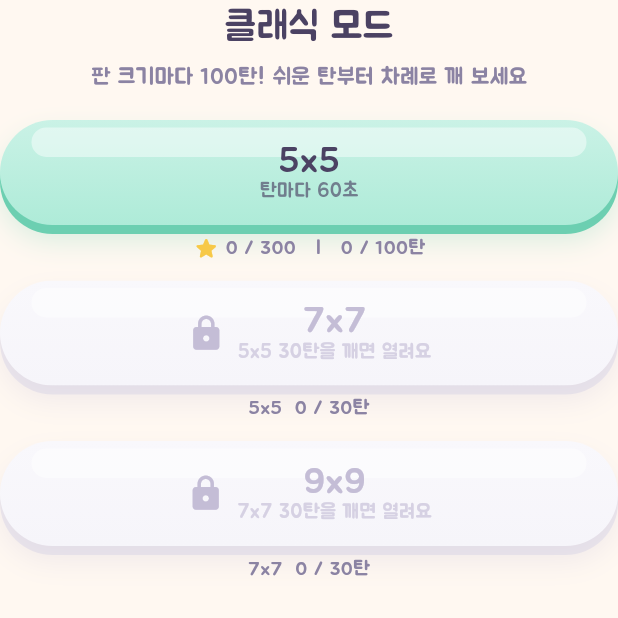
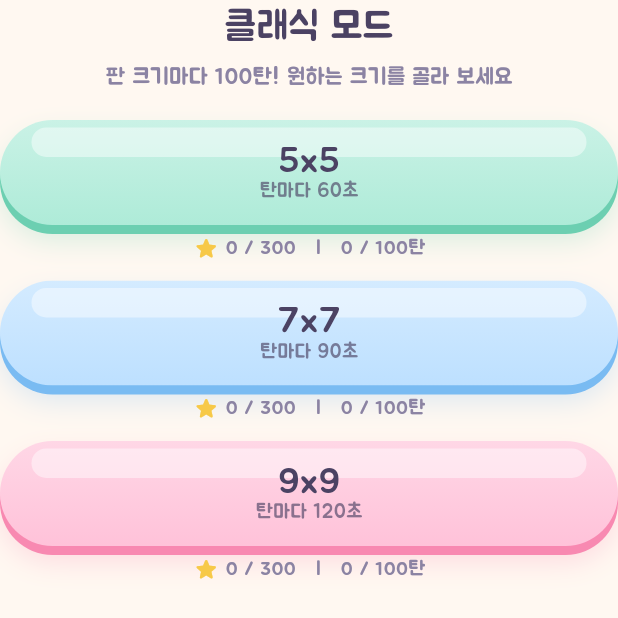
Before and after one commit to justkevin2570-hash/NODE_SWAP_Game, a Flutter app: the _ClassicSheet widget shown alone on an empty page, opened directly, on a phone screen of 412 x 824 dp. Shown: the top 618 px of the screen. Run offline on Flutter 3.47's test engine with Material 3 defaults, Android fonts, the phone set to English and light mode, and no system bars; our stand-ins replace audioplayers, clock, flutter_animate, flutter_riverpod, just_audio, package_info_plus and 1 more; missing offline and left inert: audio_session, games_services; accounts and stored records are empty.

Commit message:
Classic: all board sizes open from the start
- Remove 7x7/9x9 unlock gating and the unlock notice
- Stages within each size still unlock in order
- Bump version to 2.3.2+11

Co-Authored-By: Claude Opus 5.5 <noreply@anthropic.com>
Claude-Session: https://claude.ai/code/session_01THjjmmAe3yF3ESiXKwMseg

```diff
--- a/lib/core/storage.dart
+++ b/lib/core/storage.dart
@@ -162,12 +162,6 @@ class StageProgress {
   int nextStage(BoardSize d) => (clearedCount(d) + 1).clamp(1, Rules.stageCount);
 
   int totalStars(BoardSize d) => stars[d]!.fold(0, (a, b) => a + b);
-
-  /// 이 크기를 할 수 있는지: 5×5 는 처음부터, 7×7·9×9 는 앞 크기를 [Rules.sizeUnlockAt]탄 깨면 열린다.
-  bool isSizeUnlocked(BoardSize d) {
-    final prev = d.previous;
-    return prev == null || clearedCount(prev) >= Rules.sizeUnlockAt;
-  }
 }
 
 class StageProgressNotifier extends Notifier<StageProgress> {
--- a/lib/game/game_controller.dart
+++ b/lib/game/game_controller.dart
@@ -475,13 +475,9 @@ class GameController extends Notifier<GameSession?> {
         remainingMs: s.remainingMs,
         stars: stars,
       );
-      final nextSize = s.boardSize.index + 1 < BoardSize.values.length ? BoardSize.values[s.boardSize.index + 1] : null;
-      bool sizeOpen() => nextSize != null && ref.read(stageProgressProvider).isSizeUnlocked(nextSize);
-      final wasOpen = sizeOpen();
       final gain = s.stageNumber == null
           ? 0
           : ref.read(stageProgressProvider.notifier).record(s.boardSize, s.stageNumber!, stars);
-      final unlocked = !wasOpen && sizeOpen() ? nextSize : null;
       final key = s.dailyKey;
       var streak = 0;
       if (key != null) {
@@ -494,7 +490,6 @@ class GameController extends Notifier<GameSession?> {
         stars: stars,
         score: score,
         starGain: gain,
-        unlockedSize: unlocked,
         dailyStreak: streak,
         newRecord: gain > 0,
         cleared: 1,
--- a/lib/game/game_state.dart
+++ b/lib/game/game_state.dart
@@ -62,7 +62,6 @@ class GameSession {
     this.stuck = false,
     this.stageNumber,
     this.starGain = 0,
-    this.unlockedSize,
     this.dailyKey,
     this.dailyStreak = 0,
   });
@@ -119,8 +118,6 @@ class GameSession {
   /// 이번 클리어로 늘어난 별 수 (클래식 스테이지).
   final int starGain;
 
-  /// 이번 클리어로 새로 열린 판 크기 (클래식, 없으면 null).
-  final BoardSize? unlockedSize;
 
   /// 오늘의 퍼즐이면 그 날짜 (예: 2026-11-20). 클래식 모드로 진행된다.
   final String? dailyKey;
@@ -176,7 +173,6 @@ class GameSession {
     bool? canUndoMove,
     bool? stuck,
     int? starGain,
-    BoardSize? unlockedSize,
     int? dailyStreak,
   }) {
     return GameSession(
@@ -211,7 +207,6 @@ class GameSession {
       stuck: stuck ?? this.stuck,
       stageNumber: stageNumber,
       starGain: starGain ?? this.starGain,
-      unlockedSize: unlockedSize ?? this.unlockedSize,
       dailyKey: dailyKey,
       dailyStreak: dailyStreak ?? this.dailyStreak,
     );
--- a/lib/game/logic/rules.dart
+++ b/lib/game/logic/rules.dart
@@ -19,8 +19,6 @@ enum BoardSize {
 
   String get label => '${size}x$size'; // Jua 글꼴에 × 기호가 없어서 x 를 쓴다
 
-  /// 바로 앞 크기 (5×5 는 null).
-  BoardSize? get previous => index == 0 ? null : BoardSize.values[index - 1];
 }
 
 /// 게임 밸런스 수치는 모두 여기에 모아 둔다.
@@ -102,8 +100,6 @@ abstract final class Rules {
   // ── 클래식 모드 (판 크기별 100탄) ──────────────────────
   static const int stageCount = 100;
 
-  /// 앞 크기를 이만큼 깨면 다음 크기(7×7, 9×9)가 열린다.
-  static const int sizeUnlockAt = 30;
 
   /// 탄 번호(1~100)에 따른 최소 이동 범위와 나오는 대칭. 탄이 올라갈수록 조금씩 어려워진다.
   /// 이 곡선으로 tool/generate_stages.dart 가 퍼즐을 미리 만들어 stages_data.dart 에 저장한다.
--- a/lib/ui/screens/sheets.dart
+++ b/lib/ui/screens/sheets.dart
@@ -72,12 +72,11 @@ class _ClassicSheet extends ConsumerWidget {
         const Text('클래식 모드', style: TextStyles.title),
         const SizedBox(height: 4),
         Text(
-          '판 크기마다 100탄! 쉬운 탄부터 차례로 깨 보세요',
+          '판 크기마다 100탄! 원하는 크기를 골라 보세요',
           style: TextStyles.caption.copyWith(fontSize: 15),
         ),
         const SizedBox(height: 18),
         for (final b in BoardSize.values) ...[
-          if (progress.isSizeUnlocked(b)) ...[
           BubblyButton(
             label: b.label,
             subtitle: '탄마다 ${Rules.classicTimeMs(b) ~/ 1000}초',
@@ -105,27 +104,6 @@ class _ClassicSheet extends ConsumerWidget {
               ),
             ),
           ),
-          ] else ...[
-            BubblyButton(
-              label: b.label,
-              subtitle: '${b.previous!.label} ${Rules.sizeUnlockAt}탄을 깨면 열려요',
-              icon: Icons.lock_rounded,
-              color: const Color(0xFFE9E5F2),
-              deep: Palette.inkFaint,
-              labelColor: Palette.inkSoft,
-              width: double.infinity,
-              height: 70,
-              fontSize: 24,
-              onPressed: null,
-            ),
-            Padding(
-              padding: const EdgeInsets.only(top: 6, bottom: 12),
-              child: Text(
-                '${b.previous!.label}  ${progress.clearedCount(b.previous!).clamp(0, Rules.sizeUnlockAt)} / ${Rules.sizeUnlockAt}탄',
-                style: TextStyles.caption,
-              ),
-            ),
-          ],
         ],
       ],
     );
--- a/pubspec.yaml
+++ b/pubspec.yaml
@@ -2,7 +2,7 @@ name: node_swap_game
 description: "Symmetry Rush - 파스텔 대칭 퍼즐 러시"
 publish_to: 'none'
 
-version: 2.3.1+10
+version: 2.3.2+11
 
 environment:
   sdk: ^3.12.0
```
Also changed, not shown: lib/ui/screens/result_screen.dart (+0 -17 lines), assets/fonts/Jua-Regular.ttf, 2 other files. Lines whose indentation alone changed are shown as unchanged.
